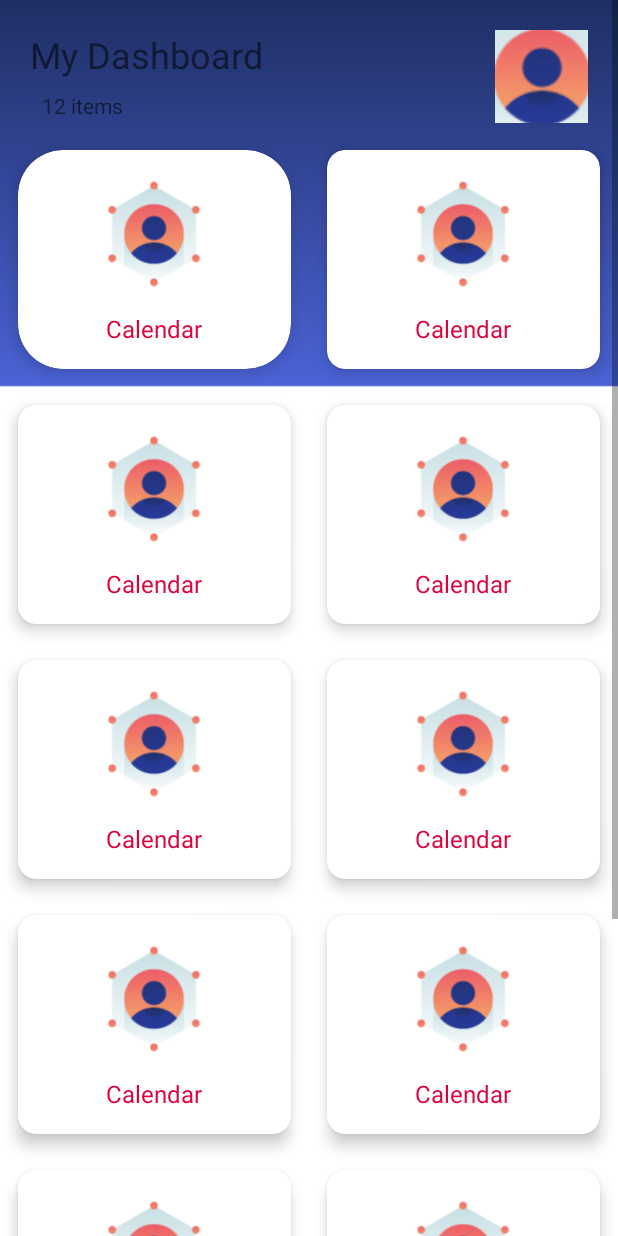
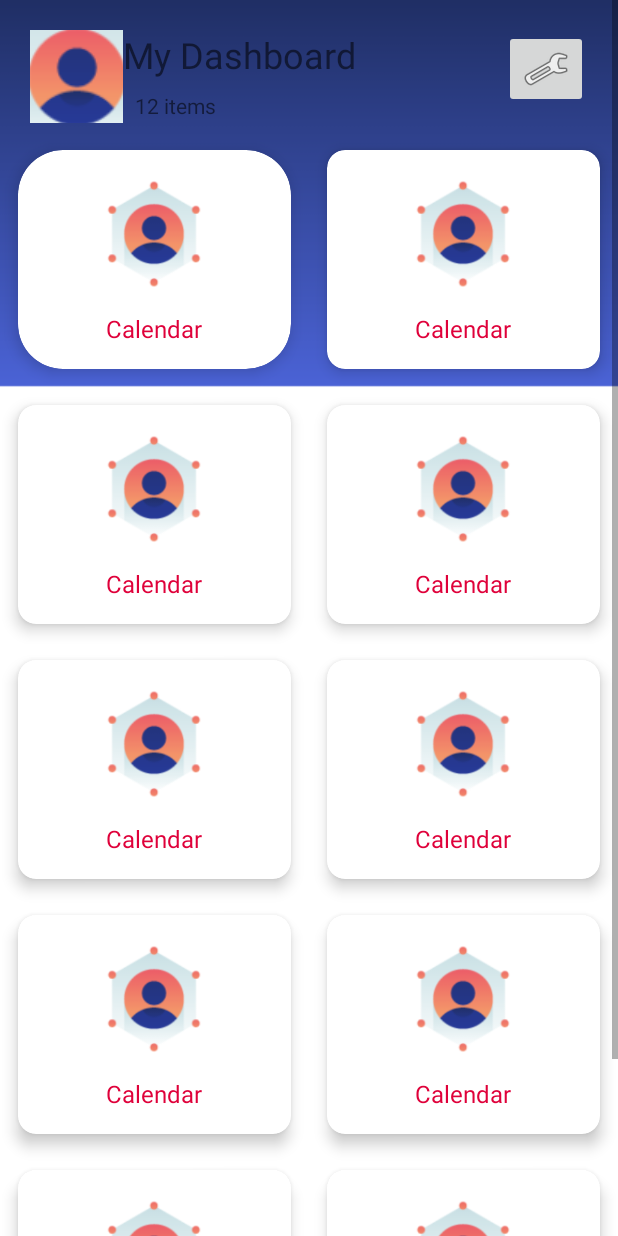
Before and after one commit to eldobal/tesis, an Android app: the MainActivity screen opened directly, with no data from a screen before it, on a phone screen of 412 x 824 dp. Run offline under Robolectric (Android 15) with nearby library versions, the phone set to English and light mode, and no system bars.

Commit message:
avance revision

```diff
--- a/app/src/main/java/com/example/practicadiseo/MainActivity.kt
+++ b/app/src/main/java/com/example/practicadiseo/MainActivity.kt
@@ -17,6 +17,7 @@ class MainActivity : AppCompatActivity() {
     }
 
     public fun mensaje(view: View){
+
         Toast.makeText(this,"chapa la pachala",Toast.LENGTH_SHORT).show();
     }
 
--- a/app/src/main/res/layout/activity_main.xml
+++ b/app/src/main/res/layout/activity_main.xml
@@ -23,6 +23,7 @@
         android:id="@+id/mydashboard"
         android:text="My Dashboard"
         android:textSize="24sp"
+            android:layout_marginLeft="62dp"
         android:layout_width="wrap_content"
         android:layout_height="wrap_content">
     </TextView>
@@ -32,6 +33,7 @@
             android:padding="8dp"
             android:text="12 items"
             android:textSize="14sp"
+            android:layout_marginLeft="62dp"
             android:layout_width="wrap_content"
             android:layout_height="wrap_content">
         </TextView>
@@ -40,15 +42,23 @@
         <ImageButton
             android:layout_width="62dp"
             android:layout_height="62dp"
-            android:layout_alignParentRight="true"
+            android:layout_alignParentLeft="true"
 
             android:clickable="true"
             android:onClick="mensaje"
             android:src="@drawable/contact" />
 
+        <ImageButton
+            android:id="@+id/imageButton"
+            android:layout_alignParentRight="true"
+            android:layout_width="wrap_content"
+            android:layout_height="wrap_content"
+            app:srcCompat="@android:drawable/ic_menu_manage" />
+
     </RelativeLayout>
 
         <GridLayout
+
             android:columnCount="2"
             android:rowCount="3"
             android:alignmentMode="alignMargins"
@@ -424,26 +434,7 @@
                 android:layout_margin="12dp"
                 >
 
-                <LinearLayout
-                    android:orientation="vertical"
-                    android:padding="16dp"
-                    android:gravity="center"
-                    android:layout_width="match_parent"
-                    android:layout_height="match_parent">
 
-                    <ImageView
-                        android:src="@drawable/contact"
-                        android:layout_width="80dp"
-                        android:layout_height="80dp"></ImageView>
-
-                    <TextView
-                        android:layout_marginTop="12dp"
-                        android:textColor="#DF013A"
-                        android:textSize="16sp"
-                        android:text="Calendar"
-                        android:layout_width="wrap_content"
-                        android:layout_height="wrap_content"></TextView>
-                </LinearLayout>
 
             </androidx.cardview.widget.CardView>
         </GridLayout>
```
